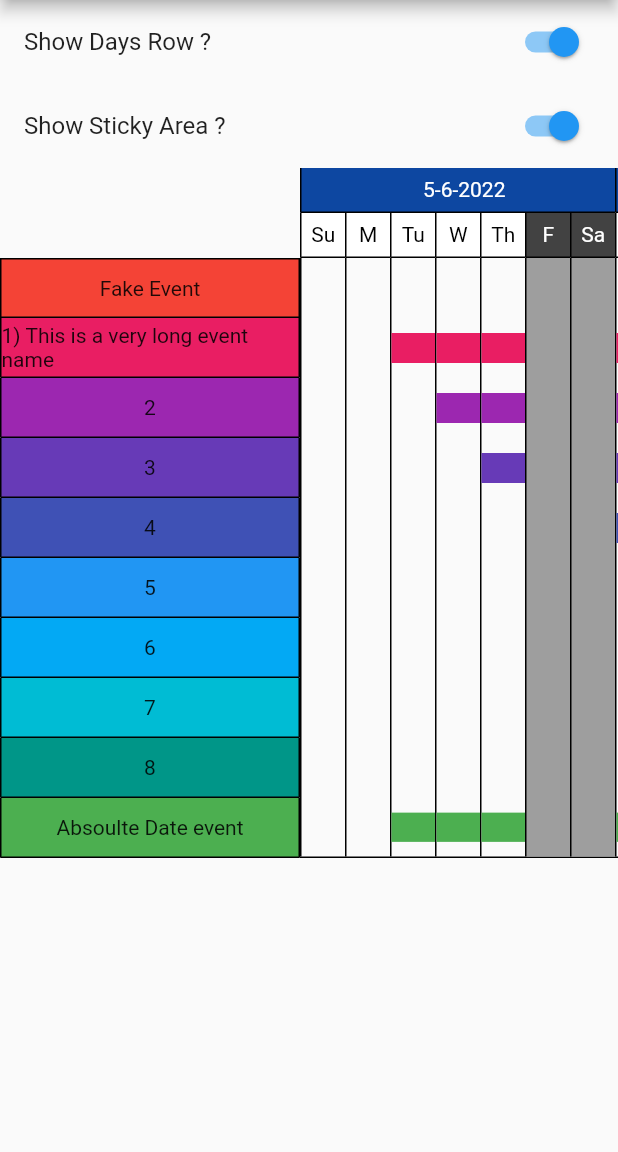
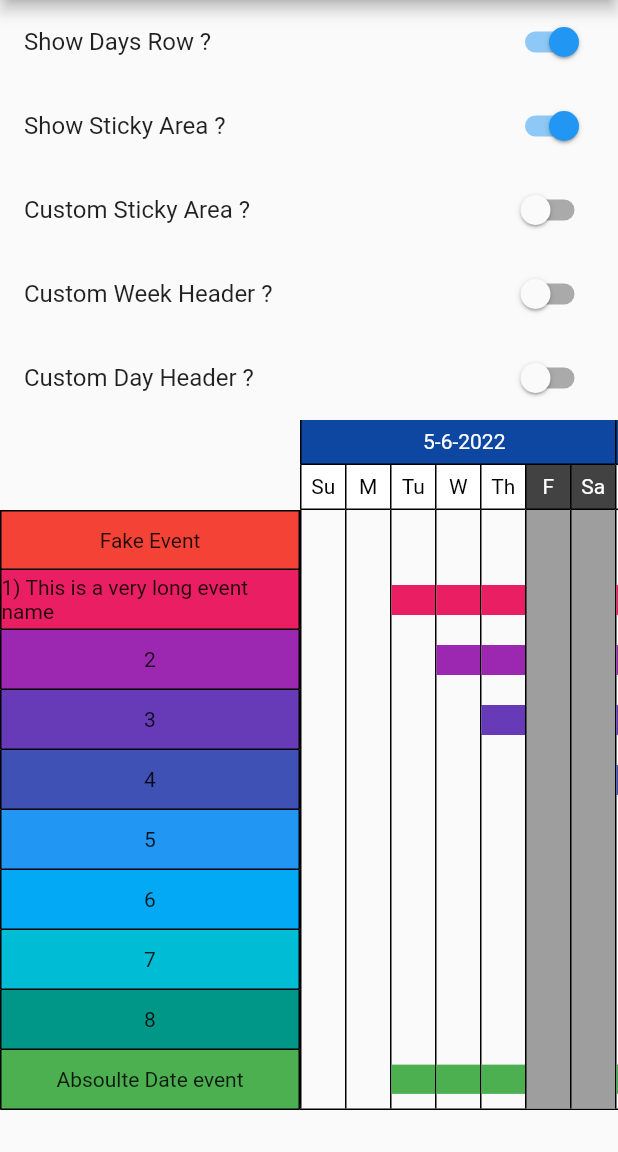
Before and after one commit to Bdaya-Dev/flutter_gantt_chart, a Flutter app: the screen it shows after launch, on a phone screen of 412 x 824 dp, the part 84-1236 px from its top. Run offline on Flutter 3.47's test engine with Material 2 defaults, Android fonts, the phone set to English and light mode, and no system bars.

Commit message:
Improve UI customizability (#7)
* Improve UI customizability

Trying to reach a good trade-off between library consistency and user
customizability. Sticky area and week/day headers now have basic
customizations (colors and widget builders) and more can be added in the
future.

* Add widgetBuilder to GanttChartDefaultDayHeader

* Update example deps

* Make default colors const (or final for shades)

* Version bump 0.2.0

Co-authored-by: Maurizio Pinotti <maurizio.pinotti@euris.it>

```diff
--- a/example/lib/main.dart
+++ b/example/lib/main.dart
@@ -48,6 +48,10 @@ class _MyHomePageState extends State<MyHomePage> {
   double dayWidth = 30;
   bool showDaysRow = true;
   bool showStickyArea = true;
+  bool customStickyArea = false;
+  bool customWeekHeader = false;
+  bool customDayHeader = false;
+
   void onZoomIn() {
     setState(() {
       dayWidth += 5;
@@ -65,7 +69,7 @@ class _MyHomePageState extends State<MyHomePage> {
   Widget build(BuildContext context) {
     return Scaffold(
       appBar: AppBar(
-        title: Text('Gantt chart demo'),
+        title: const Text('Gantt chart demo'),
         actions: [
           IconButton(
             onPressed: onZoomIn,
@@ -86,21 +90,28 @@ class _MyHomePageState extends State<MyHomePage> {
           children: [
             SwitchListTile.adaptive(
               value: showDaysRow,
-              title: Text('Show Days Row ?'),
-              onChanged: (newVal) {
-                setState(() {
-                  showDaysRow = newVal;
-                });
-              },
+              title: const Text('Show Days Row ?'),
+              onChanged: (v) => setState(() => showDaysRow = v),
             ),
             SwitchListTile.adaptive(
               value: showStickyArea,
-              title: Text('Show Sticky Area ?'),
-              onChanged: (newVal) {
-                setState(() {
-                  showStickyArea = newVal;
-                });
-              },
+              title: const Text('Show Sticky Area ?'),
+              onChanged: (v) => setState(() => showStickyArea = v),
+            ),
+            SwitchListTile.adaptive(
+              value: customStickyArea,
+              title: const Text('Custom Sticky Area ?'),
+              onChanged: (v) => setState(() => customStickyArea = v),
+            ),
+            SwitchListTile.adaptive(
+              value: customWeekHeader,
+              title: const Text('Custom Week Header ?'),
+              onChanged: (v) => setState(() => customWeekHeader = v),
+            ),
+            SwitchListTile.adaptive(
+              value: customDayHeader,
+              title: const Text('Custom Day Header ?'),
+              onChanged: (v) => setState(() => customDayHeader = v),
             ),
             GanttChartView(
               maxDuration: const Duration(days: 30 * 2),
@@ -109,6 +120,43 @@ class _MyHomePageState extends State<MyHomePage> {
               eventHeight: 40,
               stickyAreaWidth: 200,
               showStickyArea: showStickyArea,
+              stickyAreaEventBuilder: customStickyArea
+                  ? (context, eventIndex, event, eventColor) => eventIndex == 0
+                      ? Container(
+                          color: Colors.yellow,
+                          child: Center(
+                            child: Text("Custom Widget: ${event.displayName}"),
+                          ),
+                        )
+                      : GanttChartDefaultStickyAreaCell(
+                          event: event,
+                          eventIndex: eventIndex,
+                          eventColor: eventColor,
+                          widgetBuilder: (context) => Text(
+                            "Default Widget with custom colors: ${event.displayName}",
+                            textAlign: TextAlign.center,
+                          ),
+                        )
+                  : null,
+              weekHeaderBuilder: customWeekHeader
+                  ? (context, weekDate) => GanttChartDefaultWeekHeader(
+                      weekDate: weekDate,
+                      color: Colors.black,
+                      backgroundColor: Colors.yellow,
+                      border: const BorderDirectional(
+                        end: BorderSide(color: Colors.green),
+                      ))
+                  : null,
+              dayHeaderBuilder: customDayHeader
+                  ? (context, date, bool isHoliday) =>
+                      GanttChartDefaultDayHeader(
+                        date: date,
+                        isHoliday: isHoliday,
+                        color: isHoliday ? Colors.yellow : Colors.black,
+                        backgroundColor:
+                            isHoliday ? Colors.grey : Colors.yellow,
+                      )
+                  : null,
               showDays: showDaysRow,
               weekEnds: const {WeekDay.friday, WeekDay.saturday},
               isExtraHoliday: (context, day) {
--- a/lib/gantt_chart.dart
+++ b/lib/gantt_chart.dart
@@ -8,3 +8,4 @@ export 'src/gantt_default_day_header.dart';
 export 'src/gantt_default_week_header.dart';
 export 'src/gantt_default_event_cell_per_day.dart';
 export 'src/gantt_default_event_row_per_week.dart';
+export 'src/gantt_default_sticky_area_cell.dart';
--- a/lib/src/gantt_default_day_header.dart
+++ b/lib/src/gantt_default_day_header.dart
@@ -3,36 +3,55 @@ import 'package:flutter/material.dart';
 import 'week_day.dart';
 
 class GanttChartDefaultDayHeader extends StatelessWidget {
+  static const defaultColor = Colors.black;
+  static const defaultBackgroundColor = Colors.white;
+  static const defaultHolidayColor = Colors.white;
+  static final defaultHolidayBackgroundColor = Colors.grey.shade800;
+
+  final Color? color;
+  final Color? backgroundColor;
+  final BoxBorder? border;
+  final WidgetBuilder? widgetBuilder;
+
   const GanttChartDefaultDayHeader({
     Key? key,
     required this.date,
     required this.isHoliday,
+    this.color,
+    this.backgroundColor,
+    this.border,
+    this.widgetBuilder,
   }) : super(key: key);
 
   final DateTime date;
-  final bool Function(BuildContext context, DateTime date) isHoliday;
+  final bool isHoliday;
 
   @override
   Widget build(BuildContext context) {
-    final weekDay = WeekDay.fromIntWeekday(date.weekday);
-    final isHolidayV = isHoliday.call(context, date);
-    final bgColor = isHolidayV ? Colors.grey.shade800 : Colors.white;
-    final textColor = isHolidayV ? Colors.white : Colors.black;
     return Container(
       decoration: BoxDecoration(
-        color: bgColor,
-        border: const BorderDirectional(
-          bottom: BorderSide(),
-          // end: BorderSide(),
-          start: BorderSide(),
-        ),
+        color: backgroundColor ?? _defaultBackgroundColor(isHoliday),
+        border: border ?? _defaultBorder,
       ),
-      child: Center(
-        child: Text(
-          weekDay.symbol,
-          style: TextStyle(color: textColor),
-        ),
-      ),
+      child: widgetBuilder?.call(context) ?? _defaultChild(context),
     );
   }
+
+  Color _defaultColor(bool isHoliday) =>
+      isHoliday ? defaultHolidayColor : defaultColor;
+
+  Color _defaultBackgroundColor(bool isHoliday) =>
+      isHoliday ? defaultHolidayBackgroundColor : defaultBackgroundColor;
+
+  BoxBorder get _defaultBorder => const BorderDirectional(
+        bottom: BorderSide(),
+        start: BorderSide(),
+      );
+
+  Widget _defaultChild(BuildContext context) => Center(
+        child: Text(
+          WeekDay.fromIntWeekday(date.weekday).symbol,
+          style: TextStyle(color: color ?? _defaultColor(isHoliday)),
+        ),
+      );
 }
--- /dev/null
+++ b/lib/src/gantt_default_sticky_area_cell.dart
@@ -0,0 +1,39 @@
+import 'package:flutter/material.dart';
+import 'package:gantt_chart/gantt_chart.dart';
+
+class GanttChartDefaultStickyAreaCell extends StatelessWidget {
+  final GanttEventBase event;
+  final int eventIndex;
+  final Color eventColor;
+  final WidgetBuilder? widgetBuilder;
+
+  const GanttChartDefaultStickyAreaCell({
+    super.key,
+    required this.event,
+    required this.eventIndex,
+    required this.eventColor,
+    this.widgetBuilder,
+  });
+
+  @override
+  Widget build(BuildContext context) {
+    return Container(
+      decoration: BoxDecoration(
+        color: eventColor,
+        border: BorderDirectional(
+          top: eventIndex == 0 ? const BorderSide() : BorderSide.none,
+          start: const BorderSide(),
+          end: const BorderSide(),
+          bottom: const BorderSide(),
+        ),
+      ),
+      child: Center(
+        child: widgetBuilder?.call(context) ?? _defaultChild(context),
+      ),
+    );
+  }
+
+  Widget _defaultChild(BuildContext context) => Text(
+        event.getDisplayName(context),
+      );
+}
--- a/lib/src/gantt_default_week_header.dart
+++ b/lib/src/gantt_default_week_header.dart
@@ -1,26 +1,43 @@
 import 'package:flutter/material.dart';
 
 class GanttChartDefaultWeekHeader extends StatelessWidget {
+  static const defaultColor = Colors.white;
+  static final defaultBackgroundColor = Colors.blue.shade900;
+
+  final Color? color;
+  final Color? backgroundColor;
+  final BoxBorder? border;
+  final WidgetBuilder? widgetBuilder;
+
   const GanttChartDefaultWeekHeader({
     Key? key,
     required this.weekDate,
+    this.color,
+    this.backgroundColor,
+    this.border,
+    this.widgetBuilder,
   }) : super(key: key);
   final DateTime weekDate;
 
   @override
   Widget build(BuildContext context) {
-    final bgColor = Colors.blue.shade900;
     return Container(
       padding: const EdgeInsetsDirectional.only(start: 8, top: 1, bottom: 1),
       decoration: BoxDecoration(
-        color: bgColor,
-        border: const BorderDirectional(
+        color: backgroundColor ?? defaultBackgroundColor,
+        border: border ?? _defaultBorder,
+      ),
+      child: widgetBuilder?.call(context) ?? _defaultChild(context),
+    );
+  }
+
+  BoxBorder get _defaultBorder => const BorderDirectional(
         start: BorderSide(),
         bottom: BorderSide(),
-        ),
-      ),
-      child: Center(
-        child: LayoutBuilder(builder: (context, constraints) {
+      );
+
+  Widget _defaultChild(BuildContext context) =>
+      Center(child: LayoutBuilder(builder: (context, constraints) {
         String txt;
         if (constraints.maxWidth < 50) {
           txt = weekDate.month.toString();
@@ -32,10 +49,7 @@ class GanttChartDefaultWeekHeader extends StatelessWidget {
 
         return Text(
           txt,
-            style: const TextStyle(color: Colors.white),
+          style: TextStyle(color: color ?? defaultColor),
         );
-        }),
-      ),
-    );
+      }));
 }
-}
--- a/lib/src/gantt_view.dart
+++ b/lib/src/gantt_view.dart
@@ -6,6 +6,7 @@ import 'package:gantt_chart/src/week_day.dart';
 
 import 'event.dart';
 import 'gantt_default_event_row_per_week.dart';
+import 'gantt_default_sticky_area_cell.dart';
 
 typedef IsExtraHolidayFunc = bool Function(BuildContext context, DateTime date);
 typedef EventCellBuilderFunction = Widget Function(
@@ -88,7 +89,8 @@ class GanttChartView extends StatefulWidget {
   final double stickyAreaWidth;
 
   /// the day header builder
-  final Widget Function(BuildContext context, DateTime date)? dayHeaderBuilder;
+  final Widget Function(BuildContext context, DateTime date, bool isHoliday)?
+      dayHeaderBuilder;
 
   final Widget Function(
     BuildContext context,
@@ -133,11 +135,14 @@ class GanttChartViewState extends State<GanttChartView> {
   final extraHolidayCache = <DateTime>{};
 
   Set<WeekDay> get weekEnds => widget.weekEnds;
+
   double get weekWidth => widget.dayWidth * 7;
+
   WeekDay get startOfTheWeek => widget.startOfTheWeek;
 
   late DateTime startDate;
   late DateTime weekOfStartDate;
+
   double durationToWeekOffset(Duration duration) {
     final inWeeks = duration.inDays ~/ 7;
     return inWeeks * weekWidth;
@@ -150,6 +155,7 @@ class GanttChartViewState extends State<GanttChartView> {
   }
 
   final eventColors = <Color>[];
+
   @override
   void initState() {
     super.initState();
@@ -212,23 +218,10 @@ class GanttChartViewState extends State<GanttChartView> {
                     height: widget.eventHeight,
                     child: widget.stickyAreaEventBuilder
                             ?.call(context, index, event, eventColor) ??
-                        Container(
-                          decoration: BoxDecoration(
-                            color: eventColors[index],
-                            border: BorderDirectional(
-                              top: index == 0
-                                  ? const BorderSide()
-                                  : BorderSide.none,
-                              start: const BorderSide(),
-                              end: const BorderSide(),
-                              bottom: const BorderSide(),
-                            ),
-                          ),
-                          child: Center(
-                            child: Text(
-                              event.getDisplayName(context),
-                            ),
-                          ),
+                        GanttChartDefaultStickyAreaCell(
+                          event: event,
+                          eventIndex: index,
+                          eventColor: eventColor,
                         ),
                   );
                 })
@@ -272,19 +265,19 @@ class GanttChartViewState extends State<GanttChartView> {
                           height: widget.dayHeaderHeight,
                           child: Row(
                             crossAxisAlignment: CrossAxisAlignment.stretch,
-                            children: [
-                              for (int i = 0; i < 7; i++)
-                                //Header row
-                                SizedBox(
-                                  width: widget.dayWidth,
-                                  child: widget.dayHeaderBuilder?.call(context,
-                                          weekDate.add(Duration(days: i))) ??
-                                      GanttChartDefaultDayHeader(
-                                        date: weekDate.add(Duration(days: i)),
-                                        isHoliday: isHolidayCached,
-                                      ),
-                                ),
-                            ],
+                            children: List<Widget>.generate(
+                                DateTime.daysPerWeek, (i) {
+                              final day = weekDate.add(Duration(days: i));
+                              final isHoliday = isHolidayCached(context, day);
+                              //Header row
+                              return SizedBox(
+                                width: widget.dayWidth,
+                                child: widget.dayHeaderBuilder
+                                        ?.call(context, day, isHoliday) ??
+                                    GanttChartDefaultDayHeader(
+                                        date: day, isHoliday: isHoliday),
+                              );
+                            }).toList(),
                           ),
                         ),
 
--- a/pubspec.yaml
+++ b/pubspec.yaml
@@ -1,6 +1,6 @@
 name: gantt_chart
 description: A fully customizable gantt chart package written purely in dart
-version: 0.1.0
+version: 0.2.0
 homepage: https://github.com/Bdaya-Dev/flutter_gantt_chart
 
 environment:
```
Also changed, not shown: doc/demo.png, example/pubspec.lock, 1 other file. Lines whose indentation alone changed are shown as unchanged.
